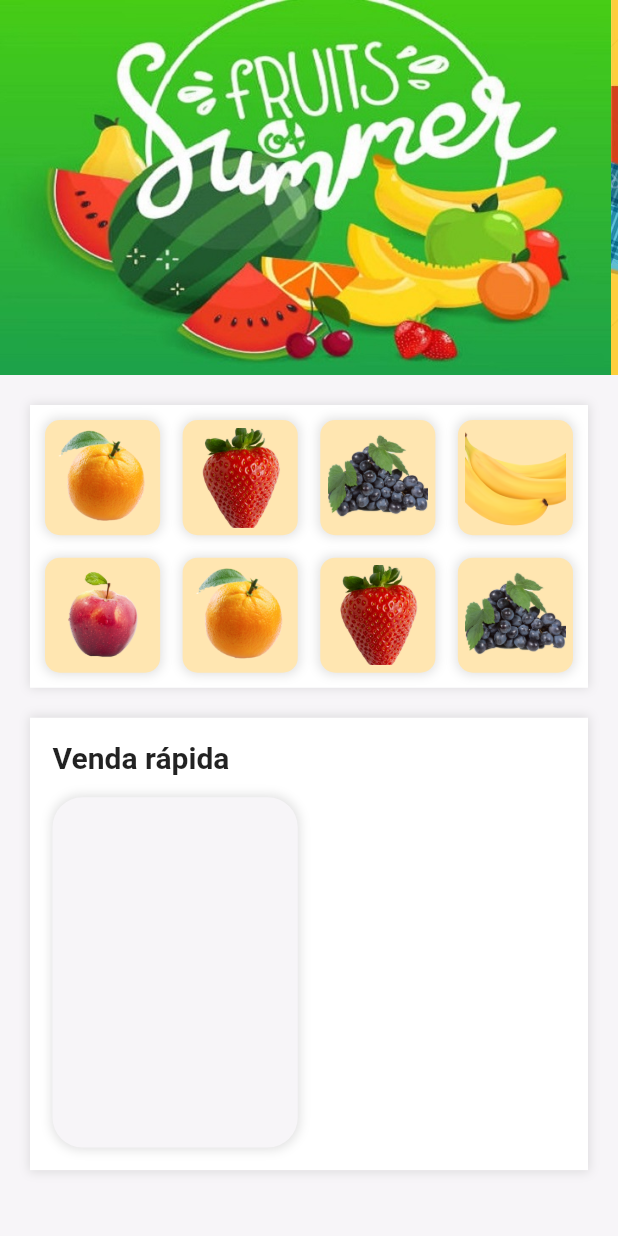
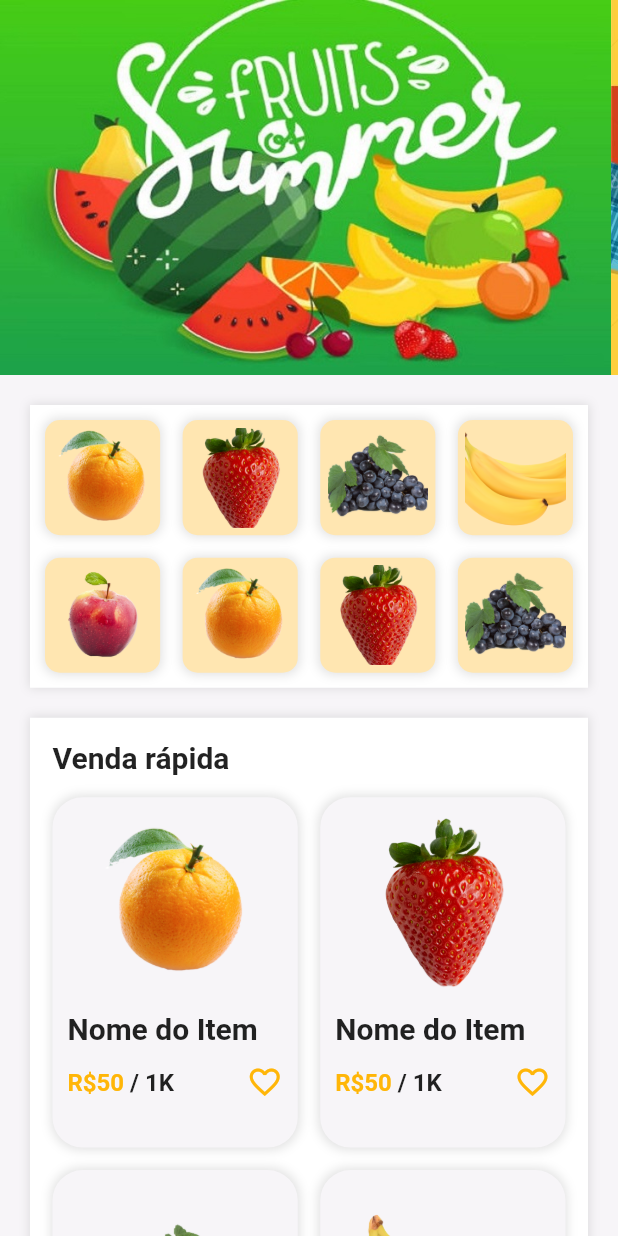
Before and after one commit to caneto/UI---Loja-de-Entregas-de-Supermercados, a Flutter app: the screen it shows after launch, on a phone screen of 412 x 824 dp. Run offline on Flutter 3.47's test engine with Material 2 defaults, Android fonts, the light colour scheme and no system bars.

Commit message:
Atualização

```diff
--- a/lib/widgets/home_page_posts.dart
+++ b/lib/widgets/home_page_posts.dart
@@ -32,16 +32,17 @@ class HomePagePosts extends StatelessWidget {
             ),
           ),
           const SizedBox(
-             height: 15,
+            height: 15,
           ),
           GridView.count(
-            physics: NeverScrollableScrollPhysics(),
+            physics: const NeverScrollableScrollPhysics(),
             crossAxisCount: 2,
             childAspectRatio: 0.7,
             crossAxisSpacing: 15,
             mainAxisSpacing: 15,
             shrinkWrap: true,
             children: [
+              for(int i=1; i<9; i++)
               Container(
                 padding: const EdgeInsets.all(10),
                 decoration: BoxDecoration(
@@ -55,6 +56,69 @@ class HomePagePosts extends StatelessWidget {
                     ),
                   ],
                 ),
+                child: Column(
+                  children: [
+                    InkWell(
+                      onTap: () {
+                        //Navigator.pushNamed(context, 'itemPage');
+                      },
+                      child: Image.asset(
+                        'images/$i.png',
+                        fit: BoxFit.contain,
+                        height: 120,
+                        width: 110,
+                      ),
+                    ),
+                    const SizedBox(
+                      height: 13,
+                    ),
+                    Container(
+                      alignment: Alignment.centerLeft,
+                      child: Column(
+                        crossAxisAlignment: CrossAxisAlignment.start,
+                        children: [
+                          const Text(
+                            'Nome do Item',
+                            style: TextStyle(
+                              fontSize: 20,
+                              fontWeight: FontWeight.bold,
+                            ),
+                          ),
+                          const SizedBox(
+                            height: 12,
+                          ),
+                          Row(
+                            children: const [
+                              Text(
+                                'R\$50',
+                                style: TextStyle(
+                                  fontSize: 16,
+                                  fontWeight: FontWeight.bold,
+                                  color: Color(0xFFFFB608),
+                                ),
+                              ),
+                              SizedBox(
+                                height: 5,
+                              ),
+                              Text(
+                                ' / 1K',
+                                style: TextStyle(
+                                  fontSize: 16,
+                                  fontWeight: FontWeight.bold,
+                                ),
+                              ),
+                              Spacer(),
+                              Icon(
+                                Icons.favorite_border,
+                                color: Color(0xFFFFB608),
+                              ),
+                            ],
+                          ),
+                        ],
+                      ),
+                    )
+                  ],
+                ),
               )
             ],
           )
```
